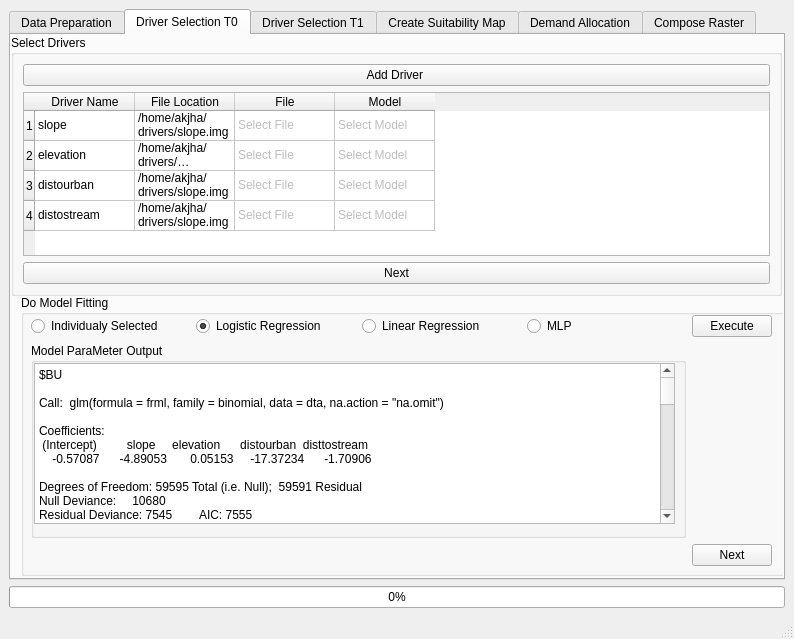
Qt form LULCgui.ui (ankitsamarthya/GIU) before a commit.
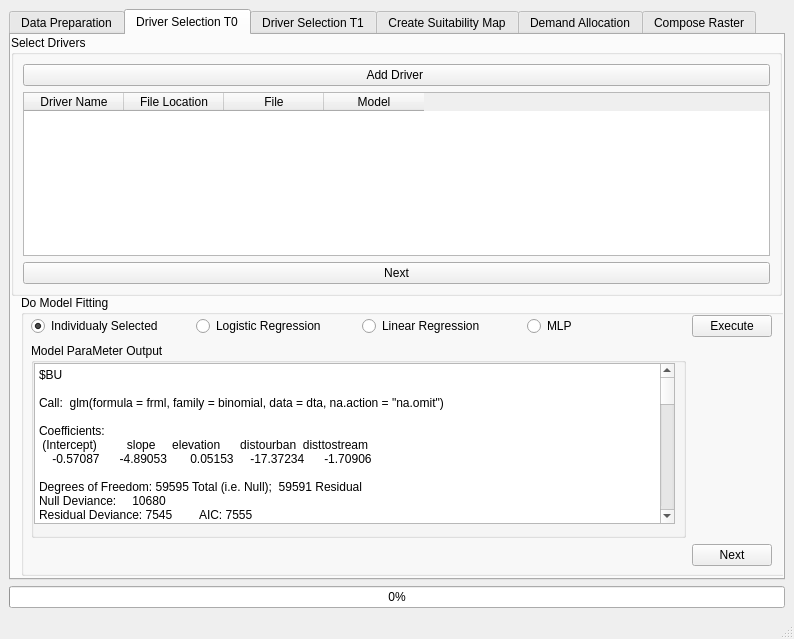
The same form after that commit. The open tabs and pages were chosen to show the change.

Commit message: Dynamic pushbutton and combobox implemented

```diff
--- a/LULCgui.ui
+++ b/LULCgui.ui
@@ -434,28 +434,8 @@
                     <bool>false</bool>
                    </property>
                    <property name="rowCount">
-                    <number>4</number>
+                    <number>0</number>
                    </property>
-                   <row>
-                    <property name="text">
-                     <string>1</string>
-                    </property>
-                   </row>
-                   <row>
-                    <property name="text">
-                     <string>2</string>
-                    </property>
-                   </row>
-                   <row>
-                    <property name="text">
-                     <string>3</string>
-                    </property>
-                   </row>
-                   <row>
-                    <property name="text">
-                     <string>4</string>
-                    </property>
-                   </row>
                    <column>
                     <property name="text">
                      <string>Driver Name</string>
@@ -476,122 +456,6 @@
                      <string>Model</string>
                     </property>
                    </column>
-                   <item row="0" column="0">
-                    <property name="text">
-                     <string>slope</string>
-                    </property>
-                   </item>
-                   <item row="0" column="1">
-                    <property name="text">
-                     <string>/home/akjha/drivers/slope.img</string>
-                    </property>
-                    <property name="flags">
-                     <set>NoItemFlags</set>
-                    </property>
-                   </item>
-                   <item row="0" column="2">
-                    <property name="text">
-                     <string>Select File</string>
-                    </property>
-                    <property name="flags">
-                     <set>ItemIsSelectable|ItemIsDragEnabled|ItemIsUserCheckable</set>
-                    </property>
-                   </item>
-                   <item row="0" column="3">
-                    <property name="text">
-                     <string>Select Model</string>
-                    </property>
-                    <property name="flags">
-                     <set>ItemIsSelectable|ItemIsDragEnabled|ItemIsUserCheckable</set>
-                    </property>
-                   </item>
-                   <item row="1" column="0">
-                    <property name="text">
-                     <string>elevation</string>
-                    </property>
-                   </item>
-                   <item row="1" column="1">
-                    <property name="text">
-                     <string>/home/akjha/drivers/elevation.img</string>
-                    </property>
-                    <property name="flags">
-                     <set>NoItemFlags</set>
-                    </property>
-                   </item>
-                   <item row="1" column="2">
-                    <property name="text">
-                     <string>Select File</string>
-                    </property>
-                    <property name="flags">
-                     <set>ItemIsSelectable|ItemIsDragEnabled|ItemIsUserCheckable</set>
-                    </property>
-                   </item>
-                   <item row="1" column="3">
-                    <property name="text">
-                     <string>Select Model</string>
-                    </property>
-                    <property name="flags">
-                     <set>ItemIsSelectable|ItemIsDragEnabled|ItemIsUserCheckable</set>
-                    </property>
-                   </item>
-                   <item row="2" column="0">
-                    <property name="text">
-                     <string>distourban</string>
-                    </property>
-                   </item>
-                   <item row="2" column="1">
-                    <property name="text">
-                     <string>/home/akjha/drivers/slope.img</string>
-                    </property>
-                    <property name="flags">
-                     <set>NoItemFlags</set>
-                    </property>
-                   </item>
-                   <item row="2" column="2">
-                    <property name="text">
-                     <string>Select File</string>
-                    </property>
-                    <property name="flags">
-                     <set>ItemIsSelectable|ItemIsDragEnabled|ItemIsUserCheckable</set>
-                    </property>
-                   </item>
-                   <item row="2" column="3">
-                    <property name="text">
-                     <string>Select Model</string>
-                    </property>
-                    <property name="flags">
-                     <set>ItemIsSelectable|ItemIsDragEnabled|ItemIsUserCheckable</set>
-                    </property>
-                   </item>
-                   <item row="3" column="0">
-                    <property name="text">
-                     <string>distostream</string>
-                    </property>
-                   </item>
-                   <item row="3" column="1">
-                    <property name="text">
-                     <string>/home/akjha/drivers/slope.img</string>
-                    </property>
-                    <property name="flags">
-                     <set>NoItemFlags</set>
-                    </property>
-                   </item>
-                   <item row="3" column="2">
-                    <property name="text">
-                     <string>Select File</string>
-                    </property>
-                    <property name="flags">
-                     <set>ItemIsSelectable|ItemIsDragEnabled|ItemIsUserCheckable</set>
-                    </property>
-                   </item>
-                   <item row="3" column="3">
-                    <property name="text">
-                     <string>Select Model</string>
-                    </property>
-                    <property name="flags">
-                     <set>ItemIsSelectable|ItemIsDragEnabled|ItemIsUserCheckable</set>
-                    </property>
-                   </item>
                   </widget>
                  </item>
                 </layout>
@@ -807,18 +671,21 @@
                    <property name="text">
                     <string>Individualy Selected</string>
                    </property>
-                  </widget>
-                 </item>
-                 <item row="1" column="1">
-                  <widget class="QRadioButton" name="radioButton">
-                   <property name="text">
-                    <string>Logistic Regression</string>
-                   </property>
                    <property name="checked">
                     <bool>true</bool>
                    </property>
                   </widget>
                  </item>
+                 <item row="1" column="1">
+                  <widget class="QRadioButton" name="rbLogR">
+                   <property name="text">
+                    <string>Logistic Regression</string>
+                   </property>
+                   <property name="checked">
+                    <bool>false</bool>
+                   </property>
+                  </widget>
+                 </item>
                  <item row="1" column="2">
                   <widget class="QRadioButton" name="radioButton_4">
                    <property name="text">
```
Left out of the diff: 40 changed lines with no effect on the pictures. The commit also changes 4 other files.
